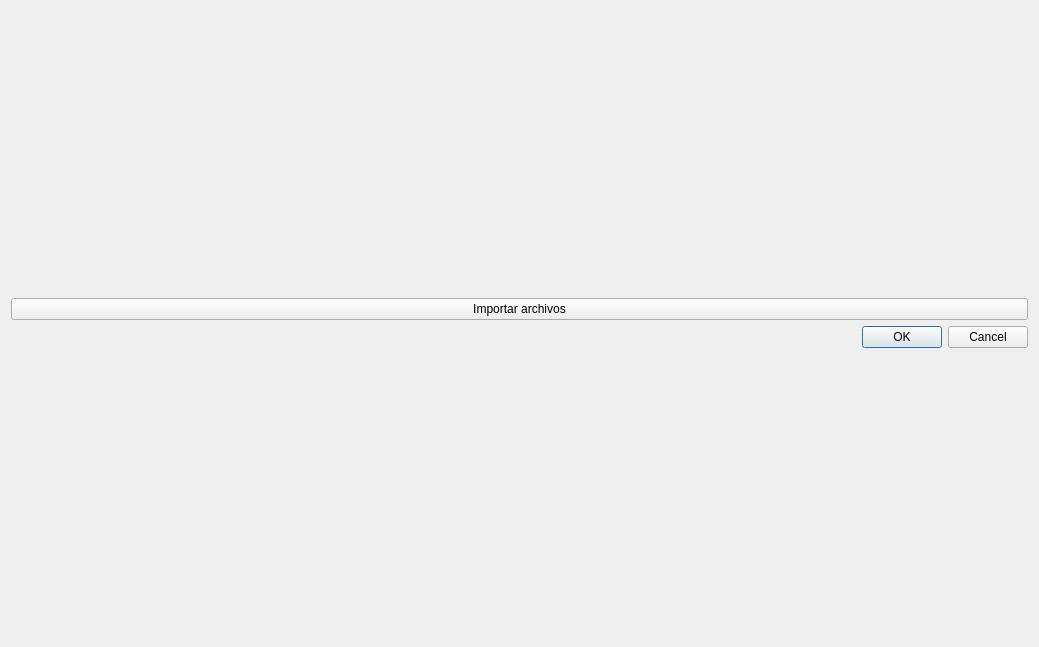
The window that add_layers_dialog_base.ui (RDR96/Add_Layers_Plugin) describes before a commit, drawn with Qt 5.
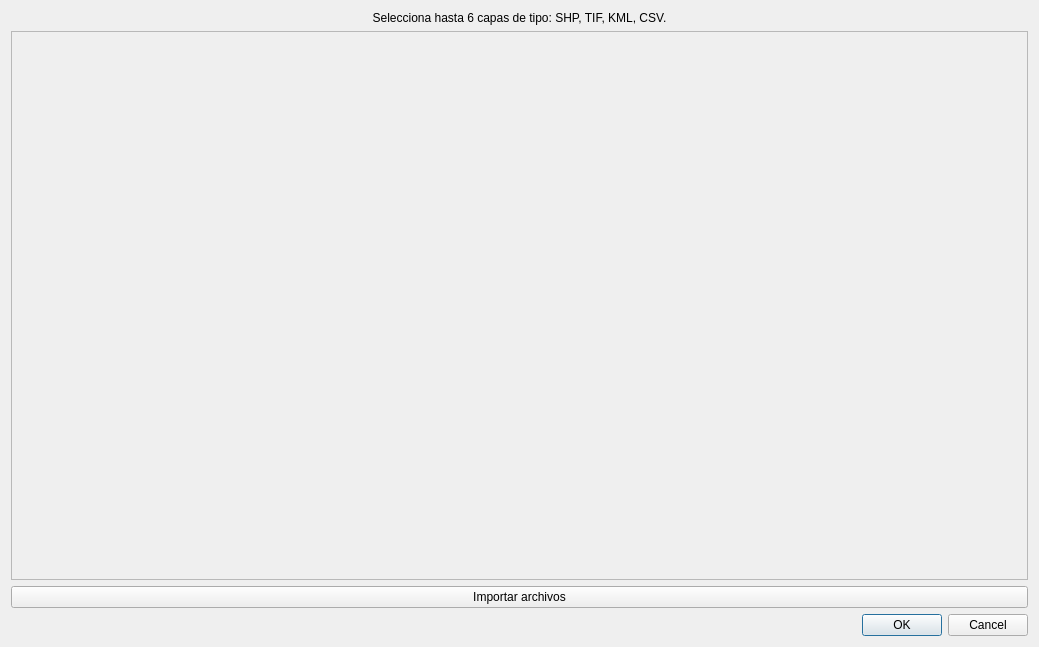
The same window after the commit.

```diff
--- a/add_layers_dialog_base.ui
+++ b/add_layers_dialog_base.ui
@@ -15,11 +15,30 @@
   </property>
   <layout class="QGridLayout" name="gridLayout_3">
    <item row="2" column="2">
-    <layout class="QGridLayout" name="gridLayout" rowstretch="0">
-     <item row="0" column="0">
+    <layout class="QGridLayout" name="gridLayout" rowstretch="0,0">
+     <item row="1" column="0">
       <layout class="QVBoxLayout" name="verticalLayout">
        <item>
-        <layout class="QGridLayout" name="gridLayout_2"/>
+        <widget class="QScrollArea" name="scrollArea">
+         <property name="widgetResizable">
+          <bool>true</bool>
+         </property>
+         <widget class="QWidget" name="widget">
+          <property name="geometry">
+           <rect>
+            <x>0</x>
+            <y>0</y>
+            <width>1015</width>
+            <height>541</height>
+           </rect>
+          </property>
+          <layout class="QGridLayout" name="gridLayout_4">
+           <item row="0" column="0">
+            <layout class="QGridLayout" name="gridLayout_2"/>
+           </item>
+          </layout>
+         </widget>
+        </widget>
        </item>
        <item>
         <widget class="QPushButton" name="pushButton">
@@ -40,6 +59,16 @@
        </item>
       </layout>
      </item>
+     <item row="0" column="0">
+      <widget class="QLabel" name="label">
+       <property name="text">
+        <string>Selecciona hasta 6 capas de tipo: SHP, TIF, KML, CSV.</string>
+       </property>
+       <property name="alignment">
+        <set>Qt::AlignCenter</set>
+       </property>
+      </widget>
+     </item>
     </layout>
    </item>
   </layout>
```
